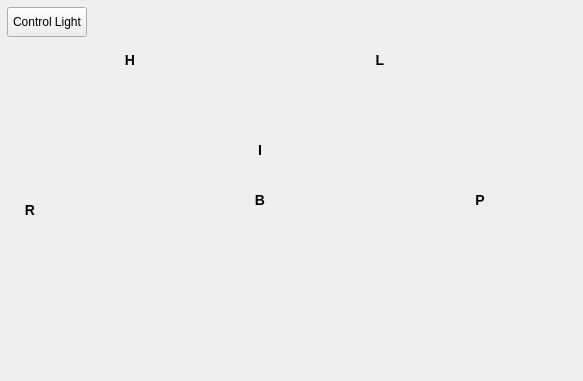
Old version of the form CSCN72030-project 3/Lights.ui in the repository ladeee21/project3_Section2_Group2.
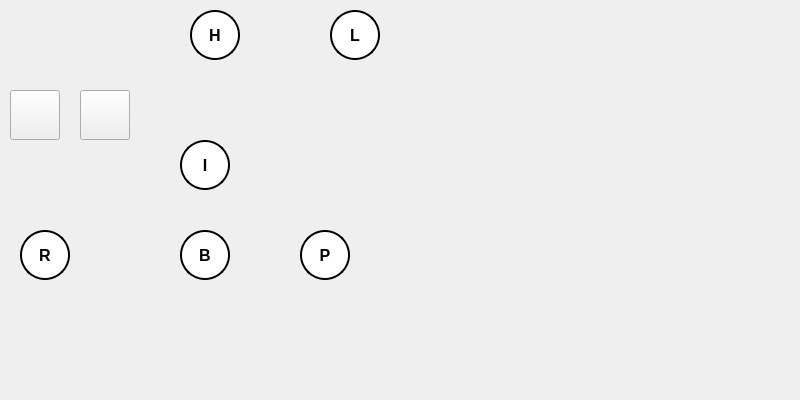
New version of the form. Icons and pictures are not drawn.

Patch:
```diff
--- a/CSCN72030-project 3/Lights.ui
+++ b/CSCN72030-project 3/Lights.ui
@@ -6,242 +6,195 @@
    <rect>
     <x>0</x>
     <y>0</y>
-    <width>583</width>
-    <height>381</height>
+    <width>800</width>
+    <height>400</height>
    </rect>
   </property>
   <property name="windowTitle">
    <string>Lights Control</string>
   </property>
-  <widget class="QLabel" name="interiorLight">
+  <widget class="QPushButton" name="highBeamButton">
    <property name="geometry">
     <rect>
-     <x>240</x>
-     <y>130</y>
-     <width>40</width>
-     <height>40</height>
+     <x>190</x>
+     <y>10</y>
+     <width>50</width>
+     <height>50</height>
     </rect>
    </property>
-   <property name="minimumSize">
-    <size>
-     <width>40</width>
-     <height>40</height>
-    </size>
-   </property>
    <property name="styleSheet">
-    <string>font-size: 14px; font-weight: bold;</string>
+    <string>
+                    QPushButton {
+                    border: 2px solid black;
+                    border-radius: 25px;
+                    background-color: white;
+                    font-size: 16px;
+                    font-weight: bold;
+                    }
+                </string>
    </property>
    <property name="text">
-    <string>I</string>
+    <string>H</string>
    </property>
-   <property name="alignment">
-    <set>Qt::AlignmentFlag::AlignCenter</set>
+  </widget>
+  <widget class="QPushButton" name="lowBeamButton">
+   <property name="geometry">
+    <rect>
+     <x>330</x>
+     <y>10</y>
+     <width>50</width>
+     <height>50</height>
+    </rect>
    </property>
+   <property name="styleSheet">
+    <string>
+                    QPushButton {
+                    border: 2px solid black;
+                    border-radius: 25px;
+                    background-color: white;
+                    font-size: 16px;
+                    font-weight: bold;
+                    }
+                </string>
+   </property>
+   <property name="text">
+    <string>L</string>
+   </property>
   </widget>
-  <widget class="QLabel" name="reverseLight">
+  <widget class="QPushButton" name="turnSignalLeft">
    <property name="geometry">
     <rect>
      <x>10</x>
-     <y>190</y>
-     <width>40</width>
-     <height>40</height>
+     <y>90</y>
+     <width>50</width>
+     <height>50</height>
     </rect>
    </property>
-   <property name="minimumSize">
+   <property name="icon">
+    <iconset>
+     <normaloff>:icons/turn_left_white.png</normaloff>:icons/turn_left_white.png</iconset>
+   </property>
+   <property name="iconSize">
     <size>
-     <width>40</width>
-     <height>40</height>
+     <width>50</width>
+     <height>50</height>
     </size>
    </property>
+  </widget>
+  <widget class="QPushButton" name="turnSignalRight">
+   <property name="geometry">
+    <rect>
+     <x>80</x>
+     <y>90</y>
+     <width>50</width>
+     <height>50</height>
+    </rect>
+   </property>
+   <property name="icon">
+    <iconset>
+     <normaloff>:icons/turn_right_white.png</normaloff>:icons/turn_right_white.png</iconset>
+   </property>
+   <property name="iconSize">
+    <size>
+     <width>50</width>
+     <height>50</height>
+    </size>
+   </property>
+  </widget>
+  <widget class="QPushButton" name="InteriorCabinButton">
+   <property name="geometry">
+    <rect>
+     <x>180</x>
+     <y>140</y>
+     <width>50</width>
+     <height>50</height>
+    </rect>
+   </property>
    <property name="styleSheet">
-    <string>font-size: 14px; font-weight: bold;</string>
+    <string>
+                    QPushButton {
+                    border: 2px solid black;
+                    border-radius: 25px;
+                    background-color: white;
+                    font-size: 16px;
+                    font-weight: bold;
+                    }
+                </string>
+   </property>
+   <property name="text">
+    <string>I</string>
+   </property>
+  </widget>
+  <widget class="QPushButton" name="reverseButton">
+   <property name="geometry">
+    <rect>
+     <x>20</x>
+     <y>230</y>
+     <width>50</width>
+     <height>50</height>
+    </rect>
+   </property>
+   <property name="styleSheet">
+    <string>
+                    QPushButton{
+                    border: 2px solid black;
+                    border-radius: 25px;
+                    background-color: white;
+                    font-size: 16px;
+                    font-weight: bold;
+                    }
+                </string>
    </property>
    <property name="text">
     <string>R</string>
    </property>
-   <property name="alignment">
-    <set>Qt::AlignmentFlag::AlignCenter</set>
-   </property>
   </widget>
-  <widget class="QLabel" name="brakeLight">
+  <widget class="QPushButton" name="brakeButton">
    <property name="geometry">
     <rect>
-     <x>240</x>
-     <y>180</y>
-     <width>40</width>
-     <height>40</height>
+     <x>180</x>
+     <y>230</y>
+     <width>50</width>
+     <height>50</height>
     </rect>
    </property>
-   <property name="minimumSize">
-    <size>
-     <width>40</width>
-     <height>40</height>
-    </size>
-   </property>
    <property name="styleSheet">
-    <string>font-size: 14px; font-weight: bold;</string>
+    <string>
+                    QPushButton {
+                    border: 2px solid black;
+                    border-radius: 25px;
+                    background-color: white;
+                    font-size: 16px;
+                    font-weight: bold;
+                    }
+                </string>
    </property>
    <property name="text">
     <string>B</string>
    </property>
-   <property name="alignment">
-    <set>Qt::AlignmentFlag::AlignCenter</set>
-   </property>
   </widget>
-  <widget class="QLabel" name="parkingLight">
+  <widget class="QPushButton" name="parkingButton">
    <property name="geometry">
     <rect>
-     <x>460</x>
-     <y>180</y>
-     <width>40</width>
-     <height>40</height>
+     <x>300</x>
+     <y>230</y>
+     <width>50</width>
+     <height>50</height>
     </rect>
    </property>
-   <property name="minimumSize">
-    <size>
-     <width>40</width>
-     <height>40</height>
-    </size>
-   </property>
    <property name="styleSheet">
-    <string>font-size: 14px; font-weight: bold;</string>
+    <string>
+                    QPushButton {
+                    border: 2px solid black;
+                    border-radius: 25px;
+                    background-color: white;
+                    font-size: 16px;
+                    font-weight: bold;
+                    }
+                </string>
    </property>
    <property name="text">
     <string>P</string>
-   </property>
-   <property name="alignment">
-    <set>Qt::AlignmentFlag::AlignCenter</set>
-   </property>
-  </widget>
-  <widget class="QLabel" name="turnSignalRight">
-   <property name="geometry">
-    <rect>
-     <x>90</x>
-     <y>80</y>
-     <width>50</width>
-     <height>40</height>
-    </rect>
-   </property>
-   <property name="minimumSize">
-    <size>
-     <width>40</width>
-     <height>40</height>
-    </size>
-   </property>
-   <property name="maximumSize">
-    <size>
-     <width>50</width>
-     <height>30</height>
-    </size>
-   </property>
-   <property name="pixmap">
-    <pixmap resource="icons.qrc">:/icons/turn_right_white.png</pixmap>
-   </property>
-   <property name="scaledContents">
-    <bool>true</bool>
-   </property>
-   <property name="alignment">
-    <set>Qt::AlignmentFlag::AlignLeading</set>
-   </property>
-  </widget>
-  <widget class="QLabel" name="turnSignalLeft">
-   <property name="geometry">
-    <rect>
-     <x>30</x>
-     <y>80</y>
-     <width>50</width>
-     <height>40</height>
-    </rect>
-   </property>
-   <property name="minimumSize">
-    <size>
-     <width>40</width>
-     <height>40</height>
-    </size>
-   </property>
-   <property name="maximumSize">
-    <size>
-     <width>50</width>
-     <height>30</height>
-    </size>
-   </property>
-   <property name="pixmap">
-    <pixmap resource="icons.qrc">:/icons/turn_left_white.png</pixmap>
-   </property>
-   <property name="scaledContents">
-    <bool>true</bool>
-   </property>
-   <property name="alignment">
-    <set>Qt::AlignmentFlag::AlignLeading</set>
-   </property>
-  </widget>
-  <widget class="QLabel" name="highBeamLight">
-   <property name="geometry">
-    <rect>
-     <x>110</x>
-     <y>40</y>
-     <width>40</width>
-     <height>40</height>
-    </rect>
-   </property>
-   <property name="minimumSize">
-    <size>
-     <width>40</width>
-     <height>40</height>
-    </size>
-   </property>
-   <property name="styleSheet">
-    <string>font-size: 14px; font-weight: bold;</string>
-   </property>
-   <property name="text">
-    <string>H</string>
-   </property>
-   <property name="alignment">
-    <set>Qt::AlignmentFlag::AlignCenter</set>
-   </property>
-  </widget>
-  <widget class="QLabel" name="lowBeamLight">
-   <property name="geometry">
-    <rect>
-     <x>360</x>
-     <y>40</y>
-     <width>40</width>
-     <height>40</height>
-    </rect>
-   </property>
-   <property name="minimumSize">
-    <size>
-     <width>40</width>
-     <height>40</height>
-    </size>
-   </property>
-   <property name="styleSheet">
-    <string>font-size: 14px; font-weight: bold;</string>
-   </property>
-   <property name="text">
-    <string>L</string>
-   </property>
-   <property name="alignment">
-    <set>Qt::AlignmentFlag::AlignCenter</set>
-   </property>
-  </widget>
-  <widget class="QPushButton" name="controlLightButton">
-   <property name="geometry">
-    <rect>
-     <x>7</x>
-     <y>7</y>
-     <width>80</width>
-     <height>30</height>
-    </rect>
-   </property>
-   <property name="minimumSize">
-    <size>
-     <width>80</width>
-     <height>30</height>
-    </size>
-   </property>
-   <property name="text">
-    <string>Control Light</string>
    </property>
   </widget>
  </widget>
```
